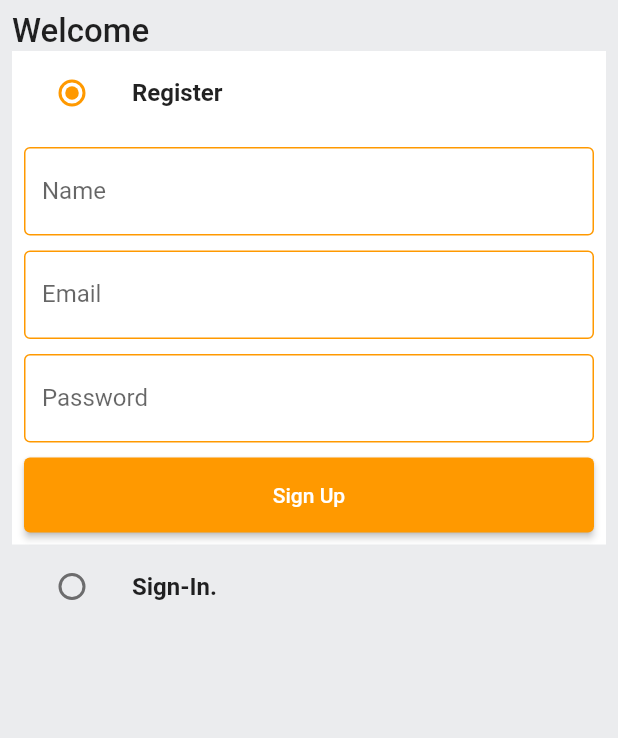
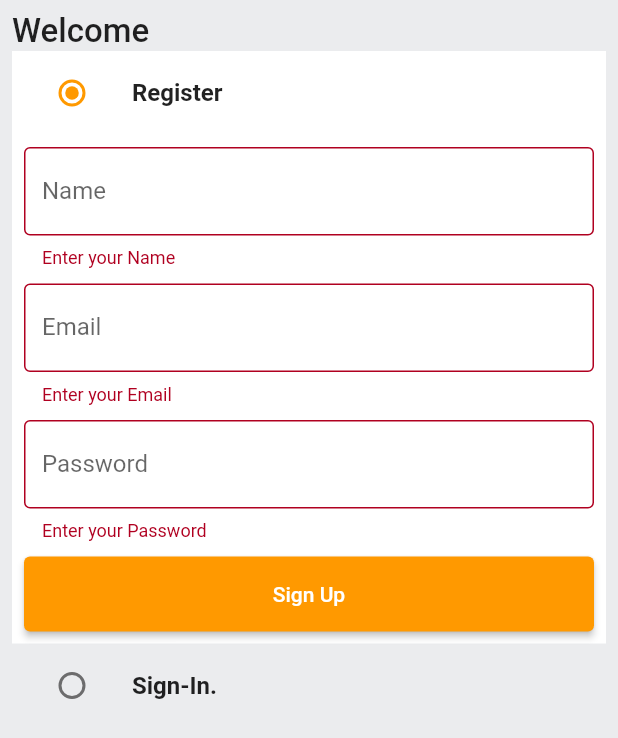
Before and after one commit to aditechdev/shopping_app, a Flutter app: the screen it shows after launch, after a tap on "Sign Up", on a phone screen of 412 x 824 dp. Shown: the top 738 px of the screen. Run offline on Flutter 3.47's test engine with Material 2 defaults, Android fonts, the phone set to English and light mode, and no system bars.

Commit message:
:sparkles: Sign UP done

```diff
--- a/lib/common/widget/custom_form_text_field.dart
+++ b/lib/common/widget/custom_form_text_field.dart
@@ -2,24 +2,28 @@ import 'package:flutter/material.dart';
 import 'package:shopping_app/constants/global_variable.dart';
 
 class CustomFormTextField extends StatelessWidget {
-  final TextEditingController  controller;
+  final TextEditingController controller;
   final String label;
-  const CustomFormTextField({Key? key, required this.controller, required this.label}) : super(key: key);
+  const CustomFormTextField(
+      {Key? key, required this.controller, required this.label})
+      : super(key: key);
 
   @override
   Widget build(BuildContext context) {
     return TextFormField(
-
       controller: controller,
-      decoration:  InputDecoration(
+      decoration: InputDecoration(
         label: Text(label),
-        border:
-            const OutlineInputBorder(borderSide: BorderSide(color: Colors.black38)),
+        border: const OutlineInputBorder(
+            borderSide: BorderSide(color: Colors.black38)),
         enabledBorder: const OutlineInputBorder(
             borderSide: BorderSide(color: GlobalVariable.secondaryColor)),
       ),
       validator: (value) {
-        // Todo
+        if (value == null || value.isEmpty) {
+          return 'Enter your $label';
+        }
+        // return null;
       },
     );
   }
--- a/lib/constants/error_handling.dart
+++ b/lib/constants/error_handling.dart
@@ -11,7 +11,7 @@ void httpErrorHandle({
 }) {
   switch (response.statusCode) {
     case 200:
-      onSuccess;
+      onSuccess();
 
       break;
     case 400:
--- a/lib/features/auth/screens/auth_screens.dart
+++ b/lib/features/auth/screens/auth_screens.dart
@@ -2,6 +2,7 @@ import 'package:flutter/material.dart';
 import 'package:shopping_app/common/widget/custom_button.dart';
 import 'package:shopping_app/common/widget/custom_form_text_field.dart';
 import 'package:shopping_app/constants/global_variable.dart';
+import 'package:shopping_app/features/auth/services/auth_service.dart';
 
 enum Auth { register, signIn }
 
@@ -17,6 +18,7 @@ class _AuthScreenState extends State<AuthScreen> {
   Auth _auth = Auth.register;
   final _signUpGlobalKey = GlobalKey<FormState>();
   final _signInGlobalKey = GlobalKey<FormState>();
+  final AuthService authService = AuthService();
   TextEditingController emailTextController = TextEditingController();
   TextEditingController nameTextController = TextEditingController();
   TextEditingController passwordTextController = TextEditingController();
@@ -29,6 +31,14 @@ class _AuthScreenState extends State<AuthScreen> {
     passwordTextController.dispose();
   }
 
+  void signUpUser() {
+    authService.signUpUser(
+        context: context,
+        email: emailTextController.text,
+        name: nameTextController.text,
+        password: passwordTextController.text);
+  }
+
   @override
   Widget build(BuildContext context) {
     return Scaffold(
@@ -36,6 +46,8 @@ class _AuthScreenState extends State<AuthScreen> {
       body: SafeArea(
           child: Padding(
         padding: const EdgeInsets.all(8.0),
+        child: SingleChildScrollView(
+          scrollDirection: Axis.vertical,
           child: Column(
             crossAxisAlignment: CrossAxisAlignment.start,
             children: [
@@ -92,7 +104,14 @@ class _AuthScreenState extends State<AuthScreen> {
                             const SizedBox(
                               height: 10,
                             ),
-                          CustomButton(buttonText: "Sign Up", onTap: () {})
+                            CustomButton(
+                                buttonText: "Sign Up",
+                                onTap: () {
+                                  if (_signUpGlobalKey.currentState!
+                                      .validate()) {
+                                    signUpUser();
+                                  }
+                                })
                           ],
                         ),
                         key: _signUpGlobalKey,
@@ -153,6 +172,7 @@ class _AuthScreenState extends State<AuthScreen> {
                   : Container(),
             ],
           ),
+        ),
       )),
     );
   }
--- a/lib/features/auth/services/auth_service.dart
+++ b/lib/features/auth/services/auth_service.dart
@@ -18,14 +18,14 @@ class AuthService {
         Uri.parse("$myIPAddress/api/signup"),
         body: user.toJson(),
         headers: <String, String>{
-          'content-type': 'application/json; charset=UTF-8',
+          'Content-Type': 'application/json; charset=UTF-8',
         },
       );
       httpErrorHandle(
           context: context,
           onSuccess: () {
             showSnakBar(context,
-                "Account created Succesfully 🎉 Login with the same credentials!");
+                "Account created successfulle 🎉 Login with the same credentials!");
           },
           response: response);
     } catch (e) {
```
Also changed, not shown: 2 other files. Lines whose indentation alone changed are shown as unchanged.
